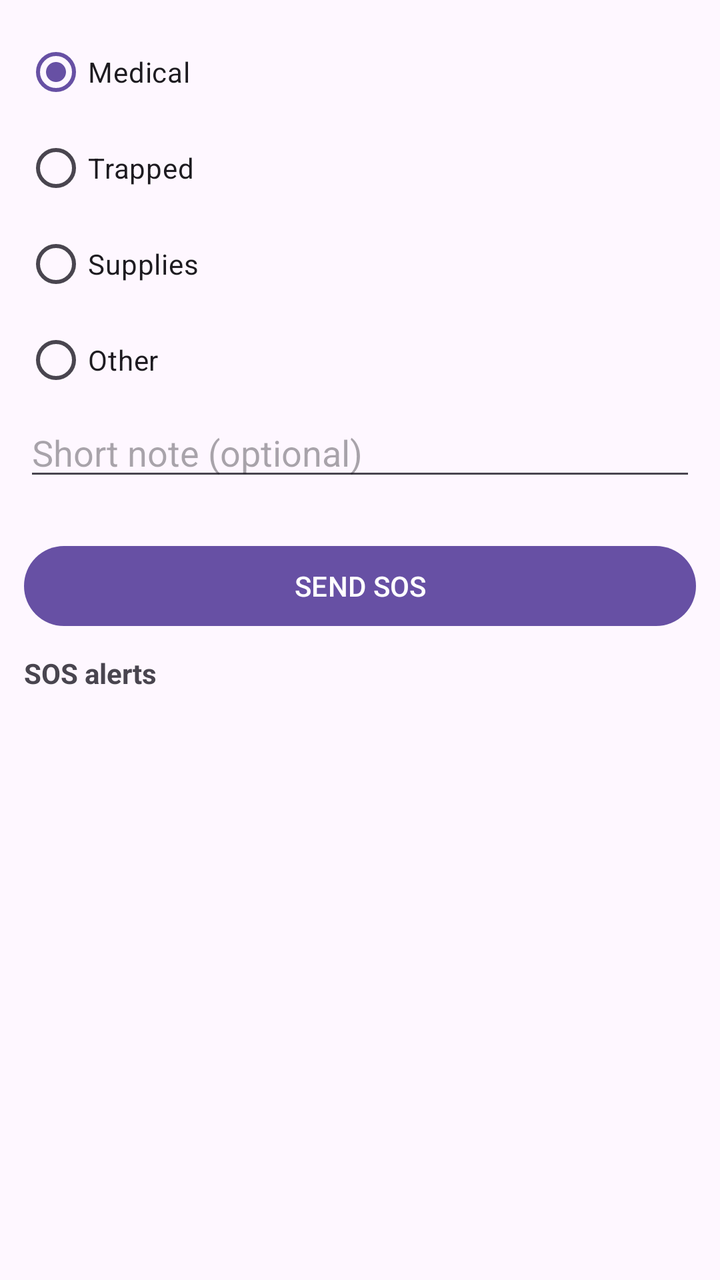
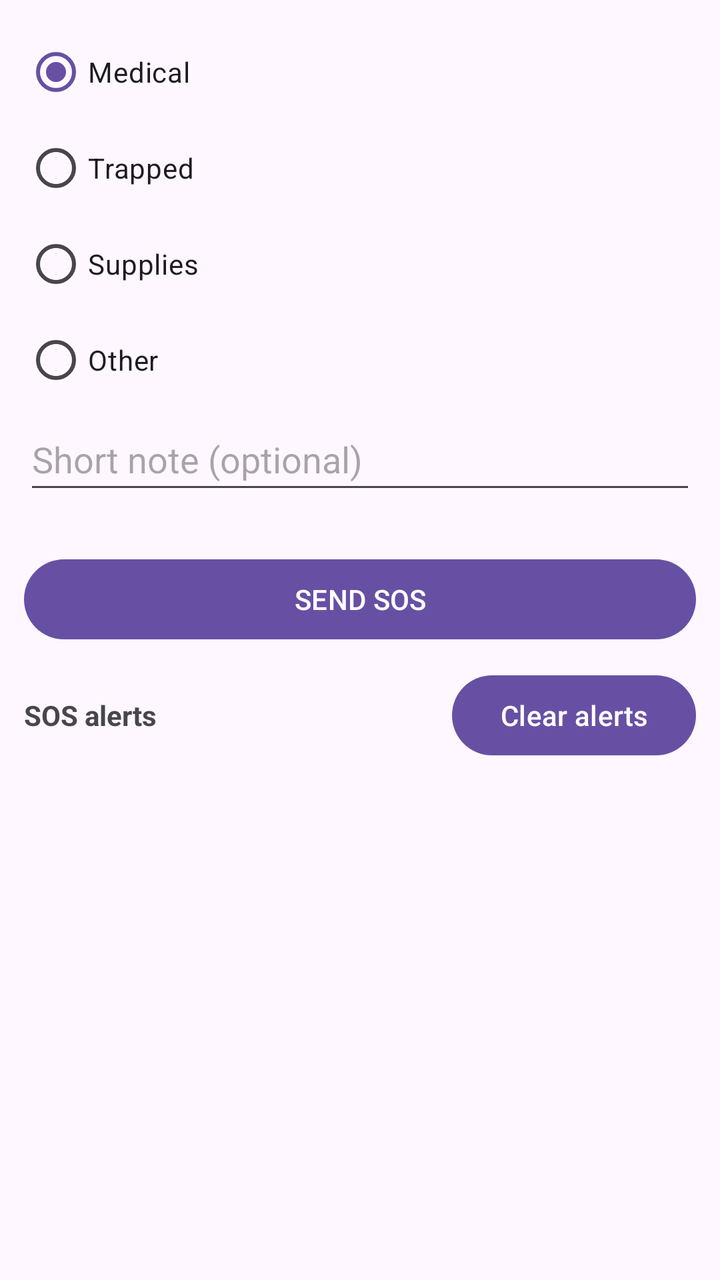

Before-and-after screenshots of an Android layout around one commit, followed by the original layout XML and the change that was made.
<!-- AndroidManifest.xml: application theme Theme.LifeLinkMesh -->
<!-- res/layout/activity_sos.xml -->
<?xml version="1.0" encoding="utf-8"?>
<LinearLayout xmlns:android="http://schemas.android.com/apk/res/android"
    android:layout_width="match_parent"
    android:layout_height="match_parent"
    android:orientation="vertical"
    android:fitsSystemWindows="true"
    android:padding="12dp">

    <RadioGroup
        android:id="@+id/radioCategory"
        android:layout_width="match_parent"
        android:layout_height="wrap_content"
        android:checkedButton="@+id/radioMedical"
        android:orientation="vertical">

        <RadioButton
            android:id="@+id/radioMedical"
            android:layout_width="wrap_content"
            android:layout_height="wrap_content"
            android:text="Medical" />

        <RadioButton
            android:id="@+id/radioTrapped"
            android:layout_width="wrap_content"
            android:layout_height="wrap_content"
            android:text="Trapped" />

        <RadioButton
            android:id="@+id/radioSupplies"
            android:layout_width="wrap_content"
            android:layout_height="wrap_content"
            android:text="Supplies" />

        <RadioButton
            android:id="@+id/radioOther"
            android:layout_width="wrap_content"
            android:layout_height="wrap_content"
            android:text="Other" />
    </RadioGroup>

    <EditText
        android:id="@+id/editSosNote"
        android:layout_width="match_parent"
        android:layout_height="wrap_content"
        android:hint="Short note (optional)"
        android:inputType="textCapSentences"
        android:maxLines="2" />

    <TextView
        android:id="@+id/txtLocation"
        android:layout_width="match_parent"
        android:layout_height="wrap_content"
        android:layout_marginTop="6dp"
        android:textSize="13sp" />

    <Button
        android:id="@+id/btnSendSos"
        android:layout_width="match_parent"
        android:layout_height="wrap_content"
        android:text="SEND SOS" />

    <TextView
        android:layout_width="match_parent"
        android:layout_height="wrap_content"
        android:layout_marginTop="10dp"
        android:text="SOS alerts"
        android:textStyle="bold" />

    <androidx.recyclerview.widget.RecyclerView
        android:id="@+id/recyclerSos"
        android:layout_width="match_parent"
        android:layout_height="0dp"
        android:layout_weight="1" />
</LinearLayout>
<!-- resources referenced by this layout -->
<resources>
  <style name="Theme.LifeLinkMesh" parent="Base.Theme.LifeLinkMesh" />
  <style name="Base.Theme.LifeLinkMesh" parent="Theme.Material3.DayNight.NoActionBar">
          
          
      </style>
</resources>

<!-- the commit's change to res/layout/activity_sos.xml (unified diff, before → after) -->
@@ -44,7 +44,8 @@
         android:layout_height="wrap_content"
         android:hint="Short note (optional)"
         android:inputType="textCapSentences"
-        android:maxLines="2" />
+        android:maxLines="2"
+        android:minHeight="48dp" />
 
     <TextView
         android:id="@+id/txtLocation"
@@ -59,12 +60,26 @@
         android:layout_height="wrap_content"
         android:text="SEND SOS" />
 
-    <TextView
+    <LinearLayout
         android:layout_width="match_parent"
         android:layout_height="wrap_content"
         android:layout_marginTop="10dp"
-        android:text="SOS alerts"
-        android:textStyle="bold" />
+        android:orientation="horizontal">
+
+        <TextView
+            android:layout_width="0dp"
+            android:layout_height="wrap_content"
+            android:layout_weight="1"
+            android:gravity="center_vertical"
+            android:text="SOS alerts"
+            android:textStyle="bold" />
+
+        <Button
+            android:id="@+id/btnClearSos"
+            android:layout_width="wrap_content"
+            android:layout_height="wrap_content"
+            android:text="Clear alerts" />
+    </LinearLayout>
 
     <androidx.recyclerview.widget.RecyclerView
         android:id="@+id/recyclerSos"
